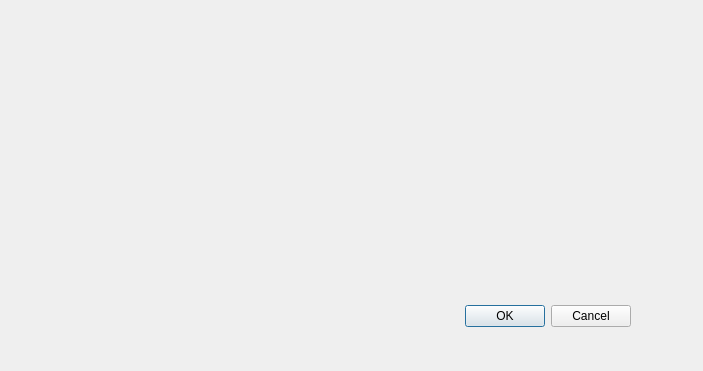
Qt form Projet3_TRADING/optiondialog.ui (MacFly669/myGitFiles) before a commit.
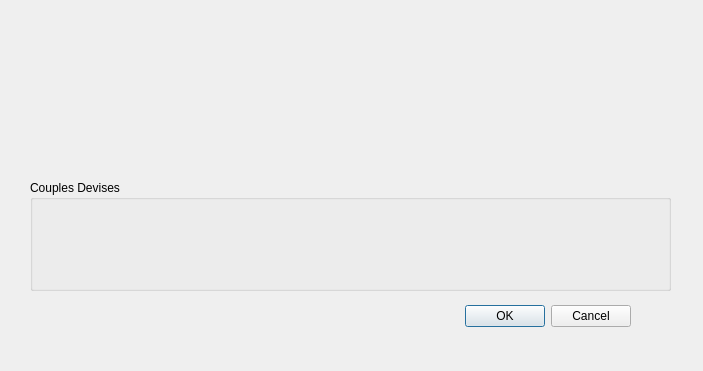
The same form after that commit. Icons and pictures are not drawn.

The edit to the form file:
```diff
--- a/Projet3_TRADING/optiondialog.ui
+++ b/Projet3_TRADING/optiondialog.ui
@@ -34,6 +34,19 @@
     <set>QDialogButtonBox::Cancel|QDialogButtonBox::Ok</set>
    </property>
   </widget>
+  <widget class="QGroupBox" name="groupCheck">
+   <property name="geometry">
+    <rect>
+     <x>30</x>
+     <y>180</y>
+     <width>641</width>
+     <height>111</height>
+    </rect>
+   </property>
+   <property name="title">
+    <string>Couples Devises</string>
+   </property>
+  </widget>
  </widget>
  <resources/>
  <connections>
```
